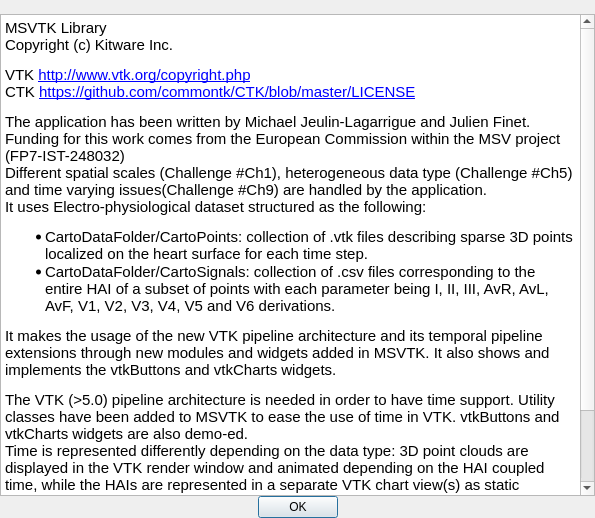
Above: Applications/HAI/Resources/UI/msvQHAIAboutDialog.ui from MSV-Project/MSVTK before the change. Below: the same form after it.
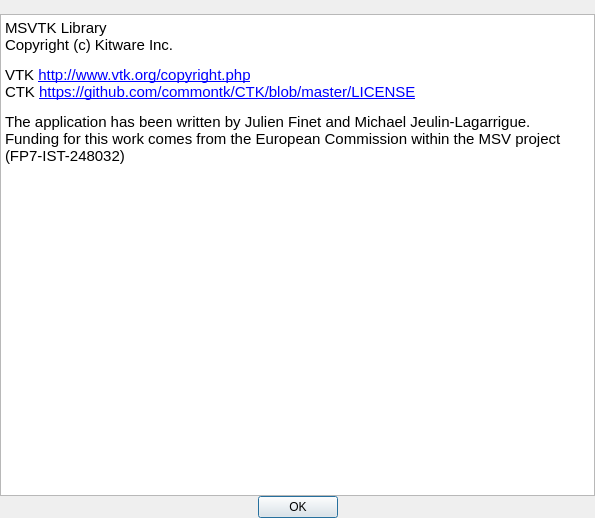
That is the form after the change. Icons and pictures are not drawn.

The edit to the form file:
```diff
--- a/Applications/HAI/Resources/UI/msvQHAIAboutDialog.ui
+++ b/Applications/HAI/Resources/UI/msvQHAIAboutDialog.ui
@@ -42,14 +42,10 @@
       <string>&lt;!DOCTYPE HTML PUBLIC &quot;-//W3C//DTD HTML 4.0//EN&quot; &quot;http://www.w3.org/TR/REC-html40/strict.dtd&quot;&gt;
 &lt;html&gt;&lt;head&gt;&lt;meta name=&quot;qrichtext&quot; content=&quot;1&quot; /&gt;&lt;style type=&quot;text/css&quot;&gt;
 p, li { white-space: pre-wrap; }
-&lt;/style&gt;&lt;/head&gt;&lt;body style=&quot; font-family:'Ubuntu'; font-size:11pt; font-weight:400; font-style:normal;&quot;&gt;
-&lt;p style=&quot; margin-top:12px; margin-bottom:12px; margin-left:0px; margin-right:0px; -qt-block-indent:0; text-indent:0px;&quot;&gt;MSVTK Library&lt;br /&gt;Copyright (c) Kitware Inc. &lt;/p&gt;
-&lt;p style=&quot; margin-top:12px; margin-bottom:12px; margin-left:0px; margin-right:0px; -qt-block-indent:0; text-indent:0px;&quot;&gt;VTK &lt;a href=&quot;http://www.vtk.org/copyright.php&quot;&gt;&lt;span style=&quot; text-decoration: underline; color:#0000ff;&quot;&gt;http://www.vtk.org/copyright.php&lt;/span&gt;&lt;/a&gt; &lt;br /&gt;CTK &lt;a href=&quot;https://github.com/commontk/CTK/blob/master/LICENSE&quot;&gt;&lt;span style=&quot; text-decoration: underline; color:#0000ff;&quot;&gt;https://github.com/commontk/CTK/blob/master/LICENSE&lt;/span&gt;&lt;/a&gt; &lt;/p&gt;
-&lt;p style=&quot; margin-top:12px; margin-bottom:12px; margin-left:0px; margin-right:0px; -qt-block-indent:0; text-indent:0px;&quot;&gt;The application has been written by Michael Jeulin-Lagarrigue and Julien Finet.&lt;br /&gt;Funding for this work comes from the European Commission within the MSV project (FP7-IST-248032)&lt;br /&gt;Different spatial scales (Challenge #Ch1), heterogeneous data type (Challenge #Ch5) and time varying issues(Challenge #Ch9) are handled by the application.&lt;br /&gt;It uses Electro-physiological dataset structured as the following: &lt;/p&gt;
-&lt;ul style=&quot;margin-top: 0px; margin-bottom: 0px; margin-left: 0px; margin-right: 0px; -qt-list-indent: 1;&quot;&gt;&lt;li style=&quot; margin-top:12px; margin-bottom:0px; margin-left:0px; margin-right:0px; -qt-block-indent:0; text-indent:0px;&quot;&gt;CartoDataFolder/CartoPoints: collection of .vtk files describing sparse 3D points localized on the heart surface for each time step. &lt;/li&gt;
-&lt;li style=&quot; margin-top:0px; margin-bottom:12px; margin-left:0px; margin-right:0px; -qt-block-indent:0; text-indent:0px;&quot;&gt;CartoDataFolder/CartoSignals: collection of .csv files corresponding to the entire HAI of a subset of points with each parameter being I, II, III, AvR, AvL, AvF, V1, V2, V3, V4, V5 and V6 derivations. &lt;/li&gt;&lt;/ul&gt;
-&lt;p style=&quot; margin-top:12px; margin-bottom:12px; margin-left:0px; margin-right:0px; -qt-block-indent:0; text-indent:0px;&quot;&gt;It makes the usage of the new VTK pipeline architecture and its temporal pipeline extensions through new modules and widgets added in MSVTK. It also shows and implements the vtkButtons and vtkCharts widgets. &lt;/p&gt;
-&lt;p style=&quot; margin-top:12px; margin-bottom:12px; margin-left:0px; margin-right:0px; -qt-block-indent:0; text-indent:0px;&quot;&gt;The VTK (&amp;gt;5.0) pipeline architecture is needed in order to have time support. Utility classes have been added to MSVTK to ease the use of time in VTK. vtkButtons and vtkCharts widgets are also demo-ed. &lt;br /&gt;Time is represented differently depending on the data type: 3D point clouds are displayed in the VTK render window and animated depending on the HAI coupled time, while the HAIs are represented in a separate VTK chart view(s) as static representations. &lt;br /&gt;3D points for which HAI measurements are recorded are clickable through vtkButtons. vtkButtons are displayed in the VTK render window as cube and linked to the point cloud. Buttons are the connection between the 3D points and the HAI. They are used to display the HAI chart corresponding to the clicked point. &lt;/p&gt;&lt;/body&gt;&lt;/html&gt;</string>
+&lt;/style&gt;&lt;/head&gt;&lt;body style=&quot; font-family:'MS Shell Dlg 2'; font-size:8.25pt; font-weight:400; font-style:normal;&quot;&gt;
+&lt;p style=&quot; margin-top:12px; margin-bottom:12px; margin-left:0px; margin-right:0px; -qt-block-indent:0; text-indent:0px;&quot;&gt;&lt;span style=&quot; font-family:'Ubuntu'; font-size:11pt;&quot;&gt;MSVTK Library&lt;br /&gt;Copyright (c) Kitware Inc. &lt;/span&gt;&lt;/p&gt;
+&lt;p style=&quot; margin-top:12px; margin-bottom:12px; margin-left:0px; margin-right:0px; -qt-block-indent:0; text-indent:0px;&quot;&gt;&lt;span style=&quot; font-family:'Ubuntu'; font-size:11pt;&quot;&gt;VTK &lt;/span&gt;&lt;a href=&quot;http://www.vtk.org/copyright.php&quot;&gt;&lt;span style=&quot; font-family:'Ubuntu'; font-size:11pt; text-decoration: underline; color:#0000ff;&quot;&gt;http://www.vtk.org/copyright.php&lt;/span&gt;&lt;/a&gt;&lt;span style=&quot; font-family:'Ubuntu'; font-size:11pt;&quot;&gt; &lt;br /&gt;CTK &lt;/span&gt;&lt;a href=&quot;https://github.com/commontk/CTK/blob/master/LICENSE&quot;&gt;&lt;span style=&quot; font-family:'Ubuntu'; font-size:11pt; text-decoration: underline; color:#0000ff;&quot;&gt;https://github.com/commontk/CTK/blob/master/LICENSE&lt;/span&gt;&lt;/a&gt;&lt;span style=&quot; font-family:'Ubuntu'; font-size:11pt;&quot;&gt; &lt;/span&gt;&lt;/p&gt;
+&lt;p style=&quot; margin-top:12px; margin-bottom:12px; margin-left:0px; margin-right:0px; -qt-block-indent:0; text-indent:0px;&quot;&gt;&lt;span style=&quot; font-family:'Ubuntu'; font-size:11pt;&quot;&gt;The application has been written by Julien Finet and Michael Jeulin-Lagarrigue.&lt;br /&gt;Funding for this work comes from the European Commission within the MSV project (FP7-IST-248032)&lt;/span&gt;&lt;/p&gt;&lt;/body&gt;&lt;/html&gt;</string>
      </property>
     </widget>
    </item>
```
Left out of the diff: 1 changed line with no effect on the pictures.
